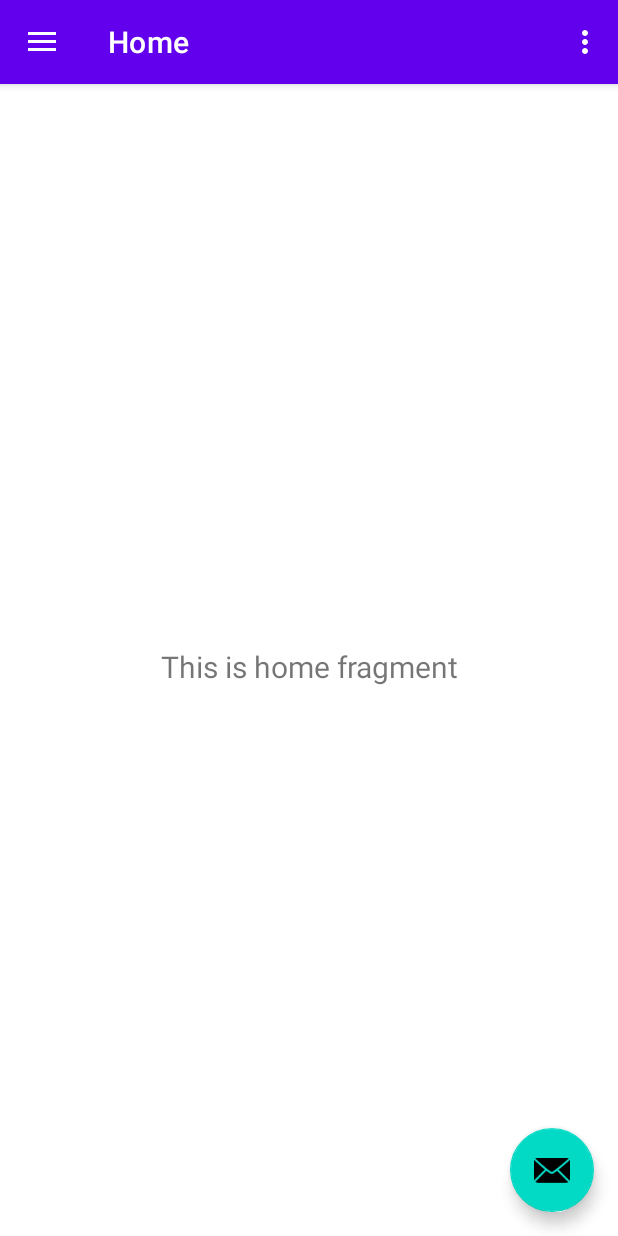
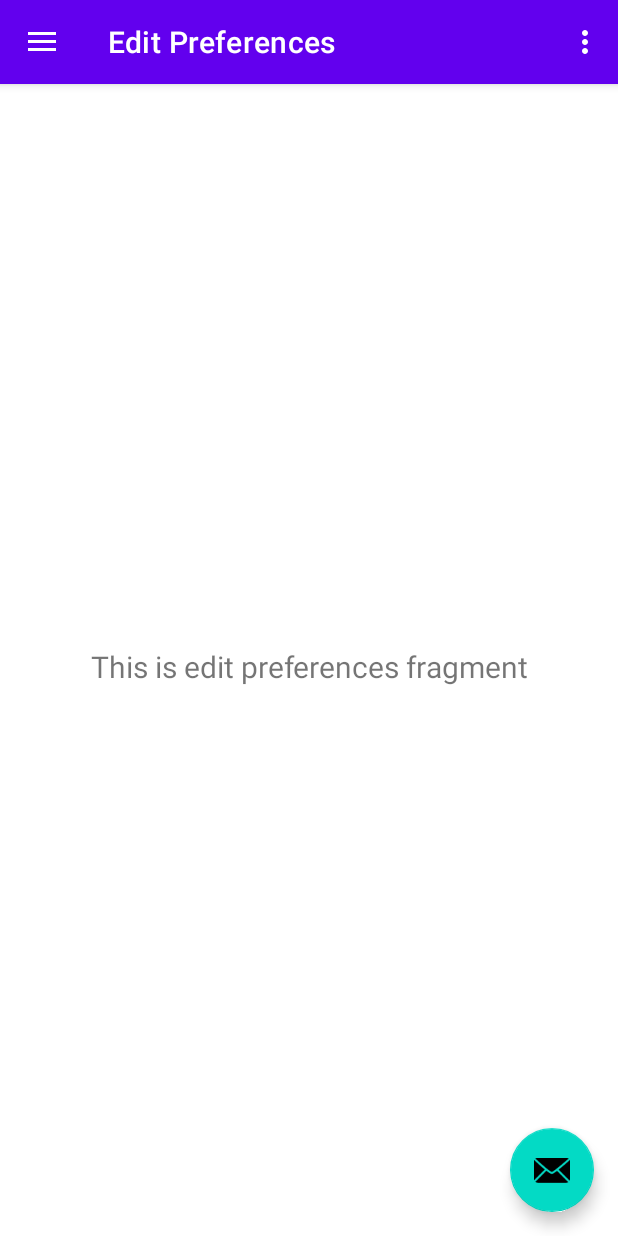
Before and after one commit to SantiFdezz/CornerFinderApp, an Android app: the screen it shows after launch (MainActivity), on a phone screen of 412 x 824 dp. Run offline under Robolectric (Android 15) with nearby library versions, the light colour scheme and no system bars; our stand-ins replace navigation-ui.

Commit message:
#13 Modificado strings.xml y eliminados fragments sobrantes

```diff
--- a/AndroidCornerFinder/app/src/main/java/com/example/cornerfinder/ui/home/HomeFragment.java
+++ /dev/null
@@ -1,37 +0,0 @@
-package com.example.cornerfinder.ui.home;
-
-import android.os.Bundle;
-import android.view.LayoutInflater;
-import android.view.View;
-import android.view.ViewGroup;
-import android.widget.TextView;
-
-import androidx.annotation.NonNull;
-import androidx.fragment.app.Fragment;
-import androidx.lifecycle.ViewModelProvider;
-
-import com.example.cornerfinder.databinding.FragmentHomeBinding;
-
-public class HomeFragment extends Fragment {
-
-    private FragmentHomeBinding binding;
-
-    public View onCreateView(@NonNull LayoutInflater inflater,
-                             ViewGroup container, Bundle savedInstanceState) {
-        HomeViewModel homeViewModel =
-                new ViewModelProvider(this).get(HomeViewModel.class);
-
-        binding = FragmentHomeBinding.inflate(inflater, container, false);
-        View root = binding.getRoot();
-
-        final TextView textView = binding.textHome;
-        homeViewModel.getText().observe(getViewLifecycleOwner(), textView::setText);
-        return root;
-    }
-
-    @Override
-    public void onDestroyView() {
-        super.onDestroyView();
-        binding = null;
-    }
-}
--- a/AndroidCornerFinder/app/src/main/java/com/example/cornerfinder/ui/home/HomeViewModel.java
+++ /dev/null
@@ -1,19 +0,0 @@
-package com.example.cornerfinder.ui.home;
-
-import androidx.lifecycle.LiveData;
-import androidx.lifecycle.MutableLiveData;
-import androidx.lifecycle.ViewModel;
-
-public class HomeViewModel extends ViewModel {
-
-    private final MutableLiveData<String> mText;
-
-    public HomeViewModel() {
-        mText = new MutableLiveData<>();
-        mText.setValue("This is home fragment");
-    }
-
-    public LiveData<String> getText() {
-        return mText;
-    }
-}
--- a/AndroidCornerFinder/app/src/main/res/layout/fragment_home.xml
+++ /dev/null
@@ -1,22 +0,0 @@
-<?xml version="1.0" encoding="utf-8"?>
-<androidx.constraintlayout.widget.ConstraintLayout xmlns:android="http://schemas.android.com/apk/res/android"
-    xmlns:app="http://schemas.android.com/apk/res-auto"
-    xmlns:tools="http://schemas.android.com/tools"
-    android:layout_width="match_parent"
-    android:layout_height="match_parent"
-    tools:context=".ui.home.HomeFragment">
-
-    <TextView
-        android:id="@+id/text_home"
-        android:layout_width="match_parent"
-        android:layout_height="wrap_content"
-        android:layout_marginStart="8dp"
-        android:layout_marginTop="8dp"
-        android:layout_marginEnd="8dp"
-        android:textAlignment="center"
-        android:textSize="20sp"
-        app:layout_constraintBottom_toBottomOf="parent"
-        app:layout_constraintEnd_toEndOf="parent"
-        app:layout_constraintStart_toStartOf="parent"
-        app:layout_constraintTop_toTopOf="parent" />
-</androidx.constraintlayout.widget.ConstraintLayout>
--- a/AndroidCornerFinder/app/src/main/res/navigation/mobile_navigation.xml
+++ b/AndroidCornerFinder/app/src/main/res/navigation/mobile_navigation.xml
@@ -7,19 +7,7 @@
 
     <fragment
         android:id="@+id/nav_home"
-        android:name="com.example.cornerfinder.ui.home.HomeFragment"
-        android:label="@string/menu_home"
-        tools:layout="@layout/fragment_home" />
-
-    <fragment
-        android:id="@+id/nav_gallery"
-        android:name="com.example.cornerfinder.ui.gallery.GalleryFragment"
-        android:label="@string/menu_gallery"
-        tools:layout="@layout/fragment_gallery" />
-
-    <fragment
-        android:id="@+id/nav_slideshow"
-        android:name="com.example.cornerfinder.ui.slideshow.SlideshowFragment"
-        android:label="@string/menu_slideshow"
-        tools:layout="@layout/fragment_slideshow" />
+        android:name="com.example.cornerfinder.ui.editpreferences.EditPreferencesFragment"
+        android:label="@string/menu_edit_preferences"
+        tools:layout="@layout/fragment_edit_preferences" />
 </navigation>
--- a/AndroidCornerFinder/app/src/main/res/values/strings.xml
+++ b/AndroidCornerFinder/app/src/main/res/values/strings.xml
@@ -7,7 +7,7 @@
     <string name="nav_header_desc">Navigation header</string>
     <string name="action_settings">Settings</string>
 
-    <string name="menu_home">Home</string>
-    <string name="menu_gallery">Gallery</string>
-    <string name="menu_slideshow">Slideshow</string>
+    <string name="menu_hotspots">Hotspots</string>
+    <string name="menu_account">Account</string>
+    <string name="menu_edit_preferences">Edit Preferences</string>
 </resources>
```
Also changed, not shown: AndroidCornerFinder/app/src/main/java/com/example/cornerfinder/ui/gallery/GalleryFragment.java (deleted, +0 -37 lines), AndroidCornerFinder/app/src/main/java/com/example/cornerfinder/ui/gallery/GalleryViewModel.java (deleted, +0 -19 lines), AndroidCornerFinder/app/src/main/java/com/example/cornerfinder/ui/hotspots/HotspotsFragment.java (deleted, +0 -37 lines), AndroidCornerFinder/app/src/main/java/com/example/cornerfinder/ui/hotspots/HotspotsViewModel.java (deleted, +0 -19 lines), AndroidCornerFinder/app/src/main/java/com/example/cornerfinder/ui/slideshow/SlideshowFragment.java (deleted, +0 -37 lines), AndroidCornerFinder/app/src/main/java/com/example/cornerfinder/ui/slideshow/SlideshowViewModel.java (deleted, +0 -19 lines), AndroidCornerFinder/app/src/main/res/layout/fragment_gallery.xml (deleted, +0 -22 lines), AndroidCornerFinder/app/src/main/res/layout/fragment_hotspots.xml (deleted, +0 -22 lines), AndroidCornerFinder/app/src/main/res/layout/fragment_slideshow.xml (deleted, +0 -22 lines).
